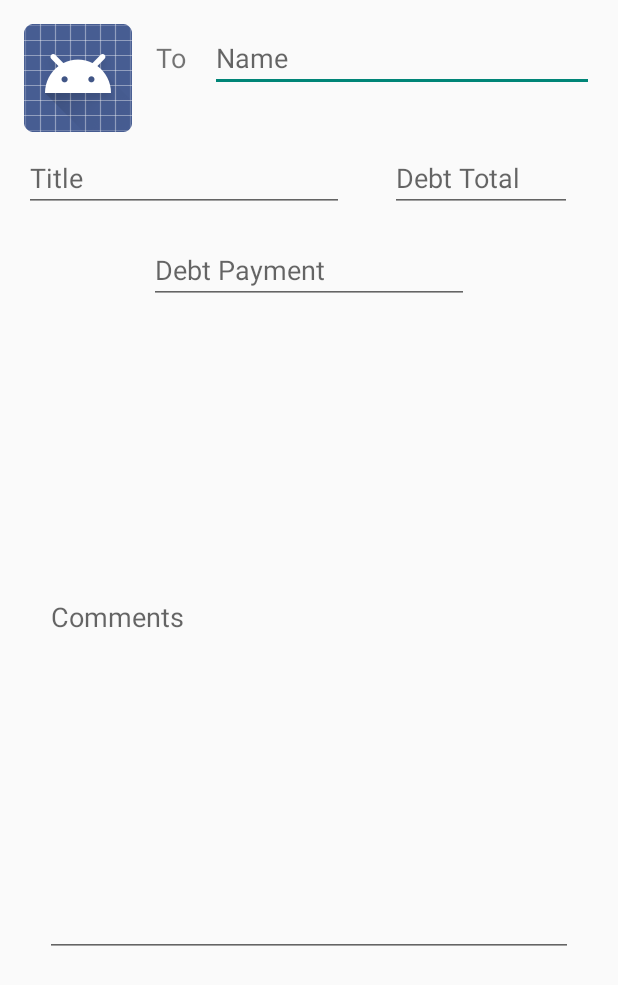
After one commit to MarsHillUniversityCS/IOU, an Android app: the layout activity_add_payment.xml on its own in the app's theme, with its tools: preview values and no code run, on a phone screen of 412 x 824 dp. The commit adds this screen. Shown: the top 985 px of the screen. Run offline under Robolectric (Android 15) with nearby library versions, the phone set to English and light mode, and no system bars.

Commit message:
Created activity to add a payment to a debt. This also contains an action bar with an up navigation and a confirm button.

```diff
--- a/app/build.gradle
+++ b/app/build.gradle
@@ -21,6 +21,7 @@ android {
 dependencies {
     implementation fileTree(dir: 'libs', include: ['*.jar'])
     implementation 'com.android.support.constraint:constraint-layout:1.0.2'
+    implementation 'com.android.support:appcompat-v7:26.1.0'
     testImplementation 'junit:junit:4.12'
     androidTestImplementation 'com.android.support.test:runner:1.0.1'
     androidTestImplementation 'com.android.support.test.espresso:espresso-core:3.0.1'
--- a/app/src/main/AndroidManifest.xml
+++ b/app/src/main/AndroidManifest.xml
@@ -16,7 +16,10 @@
                 <category android:name="android.intent.category.LAUNCHER" />
             </intent-filter>
         </activity>
-        <receiver android:name=".ActionReceiver"></receiver>
+
+        <receiver android:name=".ActionReceiver" />
+
+        <activity android:name=".AddPayment" android:parentActivityName=".IOUMain"></activity>
     </application>
 
 </manifest>
--- /dev/null
+++ b/app/src/main/java/cs421/cs/mhu/edu/iou/AddPayment.java
@@ -0,0 +1,32 @@
+package cs421.cs.mhu.edu.iou;
+
+import android.support.v7.app.AppCompatActivity;
+import android.os.Bundle;
+import android.view.Menu;
+import android.view.MenuItem;
+
+public class AddPayment extends AppCompatActivity {
+
+    @Override
+    protected void onCreate(Bundle savedInstanceState) {
+        super.onCreate(savedInstanceState);
+        setContentView(R.layout.activity_add_payment);
+    }
+
+    @Override
+    public boolean onCreateOptionsMenu(Menu menu) {
+        // Inflate the menu; this adds items to the action bar if it is present.
+        getMenuInflater().inflate(R.menu.menu_add_payment, menu);
+        return true;
+    }
+
+    @Override
+    public boolean onOptionsItemSelected(MenuItem item) {
+        switch(item.getItemId()) {
+            case R.id.confirm:
+                //add the function to perform here
+                return(true);
+        }
+        return(super.onOptionsItemSelected(item));
+    }
+}
--- a/app/src/main/java/cs421/cs/mhu/edu/iou/IOUMain.java
+++ b/app/src/main/java/cs421/cs/mhu/edu/iou/IOUMain.java
@@ -1,6 +1,7 @@
 package cs421.cs.mhu.edu.iou;
 
 import android.app.Activity;
+import android.content.Intent;
 import android.os.Bundle;
 import android.util.Log;
 import android.view.View;
@@ -31,4 +32,9 @@ public class IOUMain extends Activity {
         Log.d("NotificationTester", notificationId + "");
         manager.sendNotificationWithActions(this, "IOU Debt Reminder", "Marty owes you $20", notificationId);
     }
+
+    public void goToAddPayment(View v){
+        Intent i = new Intent(this, AddPayment.class);
+        startActivity(i);
+    }
 }
--- /dev/null
+++ b/app/src/main/res/layout/activity_add_payment.xml
@@ -0,0 +1,103 @@
+<?xml version="1.0" encoding="utf-8"?>
+<android.support.constraint.ConstraintLayout xmlns:android="http://schemas.android.com/apk/res/android"
+    xmlns:app="http://schemas.android.com/apk/res-auto"
+    xmlns:tools="http://schemas.android.com/tools"
+    android:layout_width="match_parent"
+    android:layout_height="match_parent"
+    tools:context="cs421.cs.mhu.edu.iou.AddPayment"
+    tools:layout_editor_absoluteY="81dp">
+
+    <ImageView
+        android:id="@+id/imgContactProfile"
+        android:layout_width="wrap_content"
+        android:layout_height="wrap_content"
+        android:layout_marginStart="16dp"
+        android:layout_marginTop="16dp"
+        app:layout_constraintStart_toStartOf="parent"
+        app:layout_constraintTop_toTopOf="parent"
+        app:srcCompat="@android:drawable/sym_def_app_icon" />
+
+    <TextView
+        android:id="@+id/txtDebtDirection"
+        android:layout_width="wrap_content"
+        android:layout_height="0dp"
+        android:layout_marginStart="16dp"
+        android:text="@string/strToFrom"
+        android:textSize="18sp"
+        app:layout_constraintBaseline_toBaselineOf="@+id/txtContactName"
+        app:layout_constraintStart_toEndOf="@+id/imgContactProfile" />
+
+    <EditText
+        android:id="@+id/txtContactName"
+        android:layout_width="0dp"
+        android:layout_height="wrap_content"
+        android:layout_marginEnd="16dp"
+        android:layout_marginStart="16dp"
+        android:layout_marginTop="16dp"
+        android:ems="10"
+        android:hint="@string/strName"
+        android:inputType="textPersonName"
+        app:layout_constraintEnd_toEndOf="parent"
+        app:layout_constraintStart_toEndOf="@+id/txtDebtDirection"
+        app:layout_constraintTop_toTopOf="parent" />
+
+    <EditText
+        android:id="@+id/txtDebtTitle"
+        android:layout_width="0dp"
+        android:layout_height="wrap_content"
+        android:layout_marginStart="16dp"
+        android:layout_marginTop="8dp"
+        android:ems="10"
+        android:hint="@string/strDebtTitle"
+        android:inputType="textPersonName"
+        app:layout_constraintStart_toStartOf="parent"
+        app:layout_constraintTop_toBottomOf="@+id/imgContactProfile" />
+
+    <EditText
+        android:id="@+id/txtDebtTotal"
+        android:layout_width="121dp"
+        android:layout_height="wrap_content"
+        android:layout_marginEnd="16dp"
+        android:layout_marginStart="16dp"
+        android:ems="10"
+        android:hint="@string/strDebtTotal"
+        android:inputType="numberDecimal"
+        app:layout_constraintBaseline_toBaselineOf="@+id/txtDebtTitle"
+        app:layout_constraintEnd_toEndOf="parent"
+        app:layout_constraintStart_toEndOf="@+id/txtDebtTitle" />
+
+    <EditText
+        android:id="@+id/txtDebtComment"
+        android:layout_width="352dp"
+        android:layout_height="249dp"
+        android:layout_marginBottom="16dp"
+        android:layout_marginEnd="16dp"
+        android:layout_marginStart="16dp"
+        android:layout_marginTop="16dp"
+        android:ems="10"
+        android:fadingEdge="none"
+        android:gravity="top|left"
+        android:hint="@string/strComment"
+        android:inputType="textMultiLine"
+        android:minLines="2"
+        android:singleLine="true"
+        app:layout_constraintBottom_toBottomOf="parent"
+        app:layout_constraintEnd_toEndOf="parent"
+        app:layout_constraintStart_toStartOf="parent"
+        app:layout_constraintTop_toBottomOf="@+id/txtDebtPayment" />
+
+    <EditText
+        android:id="@+id/txtDebtPayment"
+        android:layout_width="wrap_content"
+        android:layout_height="wrap_content"
+        android:layout_marginEnd="16dp"
+        android:layout_marginStart="16dp"
+        android:layout_marginTop="16dp"
+        android:ems="10"
+        android:hint="@string/strDebtPayment"
+        android:inputType="numberDecimal"
+        app:layout_constraintEnd_toEndOf="parent"
+        app:layout_constraintStart_toStartOf="parent"
+        app:layout_constraintTop_toBottomOf="@+id/txtDebtTitle" />
+
+</android.support.constraint.ConstraintLayout>
--- a/app/src/main/res/layout/activity_ioumain.xml
+++ b/app/src/main/res/layout/activity_ioumain.xml
@@ -40,4 +40,15 @@
         app:layout_constraintStart_toStartOf="parent"
         app:layout_constraintTop_toBottomOf="@+id/button" />
 
+    <Button
+        android:id="@+id/button3"
+        android:layout_width="wrap_content"
+        android:layout_height="wrap_content"
+        android:layout_marginStart="16dp"
+        android:layout_marginTop="16dp"
+        android:onClick="goToAddPayment"
+        android:text="go to add payment screen"
+        app:layout_constraintStart_toStartOf="parent"
+        app:layout_constraintTop_toBottomOf="@+id/button2" />
+
 </android.support.constraint.ConstraintLayout>
--- /dev/null
+++ b/app/src/main/res/menu/menu_add_payment.xml
@@ -0,0 +1,7 @@
+<menu xmlns:android="http://schemas.android.com/apk/res/android"
+    xmlns:app="http://schemas.android.com/apk/res-auto"
+    xmlns:tools="http://schemas.android.com/tools" tools:context=".AddPayment">
+
+    <item
+        android:id="@+id/confirm" android:icon="@mipmap/ic_done_white_24dp" app:showAsAction="always"   android:title="@string/strConfirm"/>
+</menu>
--- a/app/src/main/res/values/strings.xml
+++ b/app/src/main/res/values/strings.xml
@@ -4,4 +4,11 @@
     <string name="strNotification2">Send Notification with actions</string>
     <string name="strNotificationAction1">Send SMS</string>
     <string name="strNotificationAction2">Remind Me Later</string>
+    <string name="strDebtTitle">Title</string>
+    <string name="strName">Name</string>
+    <string name="strToFrom">To</string>
+    <string name="strComment">Comments</string>
+    <string name="strDebtTotal">Debt Total</string>
+    <string name="strDebtPayment">Debt Payment</string>
+    <string name="strConfirm">Confirm</string>
 </resources>
--- a/app/src/main/res/values/styles.xml
+++ b/app/src/main/res/values/styles.xml
@@ -1,7 +1,7 @@
 <resources>
 
     <!-- Base application theme. -->
-    <style name="AppTheme" parent="android:Theme.Material.Light.DarkActionBar">
+    <style name="AppTheme" parent="Theme.AppCompat.Light.DarkActionBar">
         <!-- Customize your theme here. -->
     </style>
 
```
